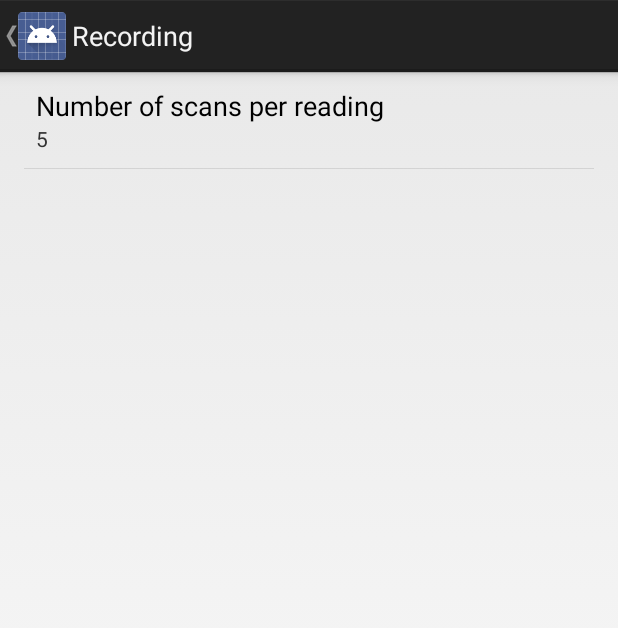
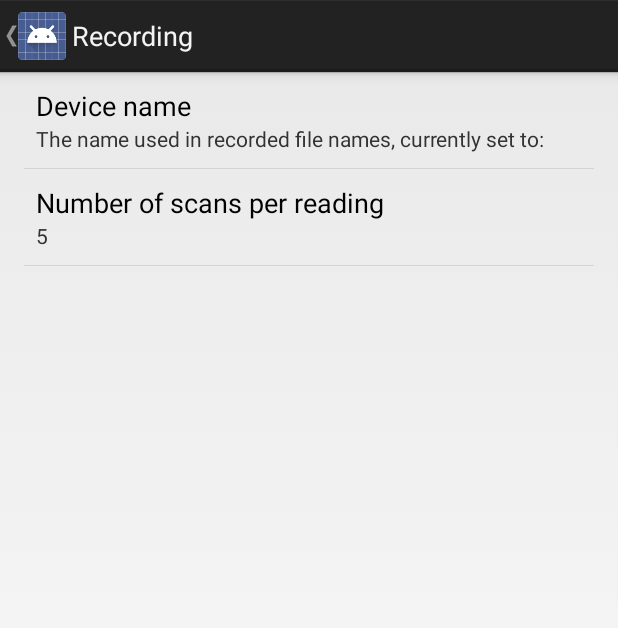
Before and after one commit to JamesLTaylor/WifiRecord, an Android app: the SettingsActivity screen opened directly, with no data from a screen before it, after a tap on "Recording", on a phone screen of 412 x 824 dp. Shown: the top 628 px of the screen. Run offline under Robolectric (Android 15) with nearby library versions, the phone set to English and light mode, and no system bars.

```diff
--- a/app/src/main/java/com/cogn/wifirecord/SettingsActivity.java
+++ b/app/src/main/java/com/cogn/wifirecord/SettingsActivity.java
@@ -151,6 +151,7 @@ public class SettingsActivity extends PreferenceActivity {
             // updated to reflect the new value, per the Android Design
             // guidelines.
             bindPreferenceSummaryToValue(findPreference(getString(R.string.key_number_of_scans)));
+            bindPreferenceSummaryToValue(findPreference(getString(R.string.key_general_device_name)));
         }
 
         @Override
--- a/app/src/main/res/values/strings.xml
+++ b/app/src/main/res/values/strings.xml
@@ -20,10 +20,12 @@
     <string name="key_location_update_same_place">key_location_update_same_place</string>
     <string name="key_location_sticky_min_improvement">key_location_sticky_min_improvment</string>
     <string name="key_location_sticky_max_time">key_location_sticky_max_time</string>
+    <string name="key_general_device_name">key_general_device_name</string>
 
     <string name="summary_location_walking_pace">Used to decide if the most likely location could have been reached from the current location.(%s m/s)</string>
     <string name="summary_location_error_accommodation">Distance that can be moved in zero time, accommodates for the possible error in the current location. (%s m)</string>
     <string name="summary_location_sticky_max_time">Amount of time for which small improvements will be ignored. (%s ms)</string>
     <string name="summary_location_sticky_min_improvement">Minimum score improvement to update while sticky. (%s)</string>
+    <string name="summary_general_device_name">The name used in recorded file names, currently set to: %s</string>
 
 </resources>
--- a/app/src/main/res/xml/pref_general.xml
+++ b/app/src/main/res/xml/pref_general.xml
@@ -1,9 +1,14 @@
-<PreferenceScreen xmlns:android="http://schemas.android.com/apk/res/android">
+<PreferenceScreen xmlns:android="http://schemas.android.com/apk/res/android"
+    xmlns:custom="http://schemas.android.com/apk/res/com.cogn.wifirecord">
 
-    <!-- NOTE: Hide buttons to simplify the UI. Users can touch outside the dialog to
-     dismiss it. -->
-    <!-- NOTE: ListPreference's summary should be set to its value by the activity code. -->
-    <ListPreference
+    <com.cogn.wifirecord.EditTextPreferenceWithSummary
+        android:defaultValue=""
+        android:key="@string/key_general_device_name"
+        android:title="Device name"
+        custom:summary_format="@string/summary_general_device_name">
+    </com.cogn.wifirecord.EditTextPreferenceWithSummary>
+
+<ListPreference
         android:defaultValue="5"
         android:entries="@array/pref_number_of_scans"
         android:entryValues="@array/pref_number_of_scans"
```
Also changed, not shown: app/src/main/java/com/cogn/wifirecord/ContinuousRecordActivity.java (+71 -10 lines), app/src/main/java/com/cogn/wifirecord/MacLookup.java (+15 -3 lines), app/src/main/java/com/cogn/wifirecord/RecordActivity.java (+9 -8 lines), 1 other file.
